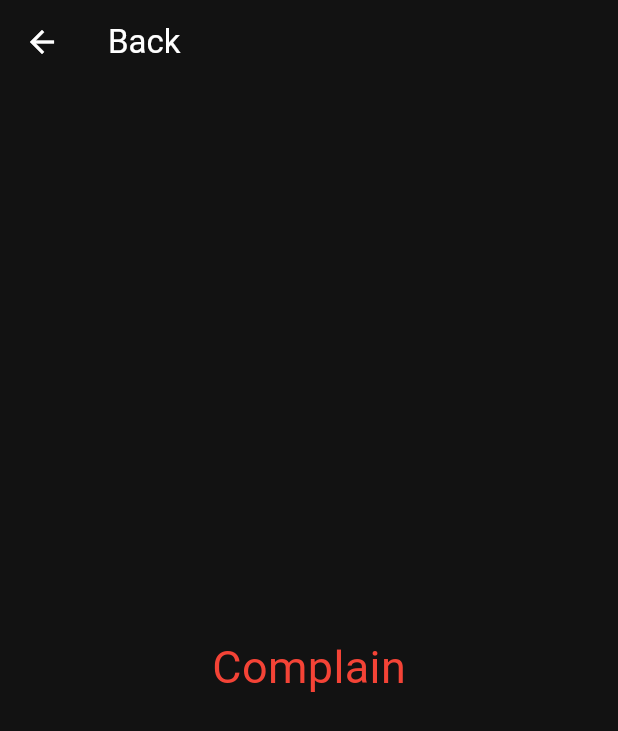
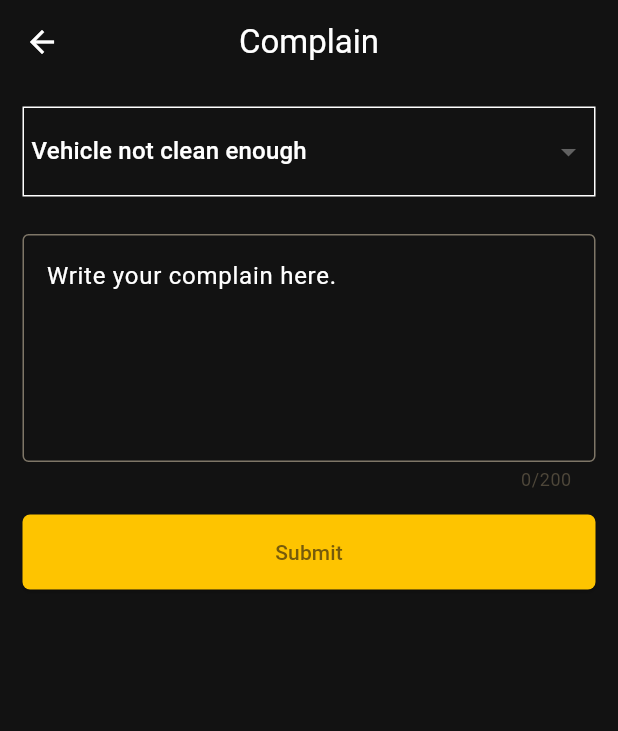
Before and after one commit to dettyboy2022/Easy_Ride, a Flutter app: the Complain screen opened directly, on a phone screen of 412 x 824 dp. Shown: the top 731 px of the screen. Run offline on Flutter 3.47's test engine with Material 3 defaults, Android fonts, the phone set to English and light mode, and no system bars; our stand-ins replace country_code_picker, firebase_auth, firebase_core, iconsax; accounts and stored records are empty; network calls fail.

Commit message:
build: :art: other contents for drawer added

```diff
--- a/lib/widgets/constants/reusable/elevatedbutton.dart
+++ b/lib/widgets/constants/reusable/elevatedbutton.dart
@@ -12,8 +12,7 @@ class CustomElevated extends StatelessWidget {
   Widget build(BuildContext context) {
     return ElevatedButton(
       style: ElevatedButton.styleFrom(
-          shape:
-              RoundedRectangleBorder(borderRadius: BorderRadius.circular(10)),
+          shape: RoundedRectangleBorder(borderRadius: BorderRadius.circular(5)),
           minimumSize: const Size(double.infinity, 50),
           backgroundColor: AppColor.textColor2),
       onPressed: onPressed,
--- a/lib/widgets/drawer/widgets/complain.dart
+++ b/lib/widgets/drawer/widgets/complain.dart
@@ -1,17 +1,92 @@
-import 'package:easy_ride/widgets/constants/reusable/appbar.dart';
+import 'package:easy_ride/widgets/constants/reusable/elevatedbutton.dart';
 import 'package:flutter/material.dart';
 
-class Complain extends StatelessWidget {
+import '../../constants/app_color.dart';
+
+class Complain extends StatefulWidget {
   const Complain({super.key});
 
   @override
+  State<Complain> createState() => _ComplainState();
+}
+
+String selectedValue = 'Vehicle not clean enough';
+
+List<String> dropdownItems = [
+  'Vehicle not clean enough',
+  'Option 2',
+  'Option 3',
+  'Option 4'
+];
+
+class _ComplainState extends State<Complain> {
+  @override
   Widget build(BuildContext context) {
-    return const Scaffold(
-      appBar: CustomAppBar(),
-      body: Center(
-        child: Text(
+    return Scaffold(
+      appBar: AppBar(
+        iconTheme: const IconThemeData(color: Colors.white),
+        backgroundColor: const Color(0xFF121212),
+        title: const Text(
           'Complain',
-          style: TextStyle(fontSize: 30, color: Colors.red),
+          style: TextStyle(color: AppColor.textColor1),
+        ),
+        centerTitle: true,
+      ),
+      body: Padding(
+        padding: const EdgeInsets.all(15.0),
+        child: Column(
+          children: [
+            Row(
+              mainAxisAlignment: MainAxisAlignment.center,
+              children: [
+                Expanded(
+                  child: Container(
+                    decoration: BoxDecoration(
+                        border: Border.all(color: AppColor.textColor1)),
+                    child: DropdownButton<String>(
+                      padding: const EdgeInsets.all(5),
+                      elevation: 8,
+                      underline: Container(),
+                      dropdownColor: Colors.black,
+                      isExpanded: true,
+                      value: selectedValue,
+                      onChanged: (newValue) {
+                        setState(() {
+                          selectedValue = newValue!;
+                        });
+                      },
+                      items: dropdownItems.map((item) {
+                        return DropdownMenuItem<String>(
+                          value: item,
+                          child: Text(
+                            item,
+                            style: const TextStyle(color: AppColor.textColor1),
+                          ),
+                        );
+                      }).toList(),
+                    ),
+                  ),
+                ),
+              ],
+            ),
+            const SizedBox(
+              height: 25,
+            ),
+            const TextField(
+              decoration: InputDecoration(
+                  focusedBorder: OutlineInputBorder(
+                      borderSide: BorderSide(color: AppColor.textColor1)),
+                  border: OutlineInputBorder(),
+                  hintText: "Write your complain here.",
+                  hintStyle: TextStyle(color: AppColor.textColor1)),
+              maxLength: 200,
+              maxLines: 5,
+            ),
+            const SizedBox(
+              height: 15,
+            ),
+            CustomElevated(text: 'Submit', onPressed: () {})
+          ],
         ),
       ),
     );
```
Also changed, not shown: lib/widgets/drawer/widgets/aboutus.dart (+20 -6 lines), lib/widgets/drawer/widgets/referral.dart (+39 -4 lines).
